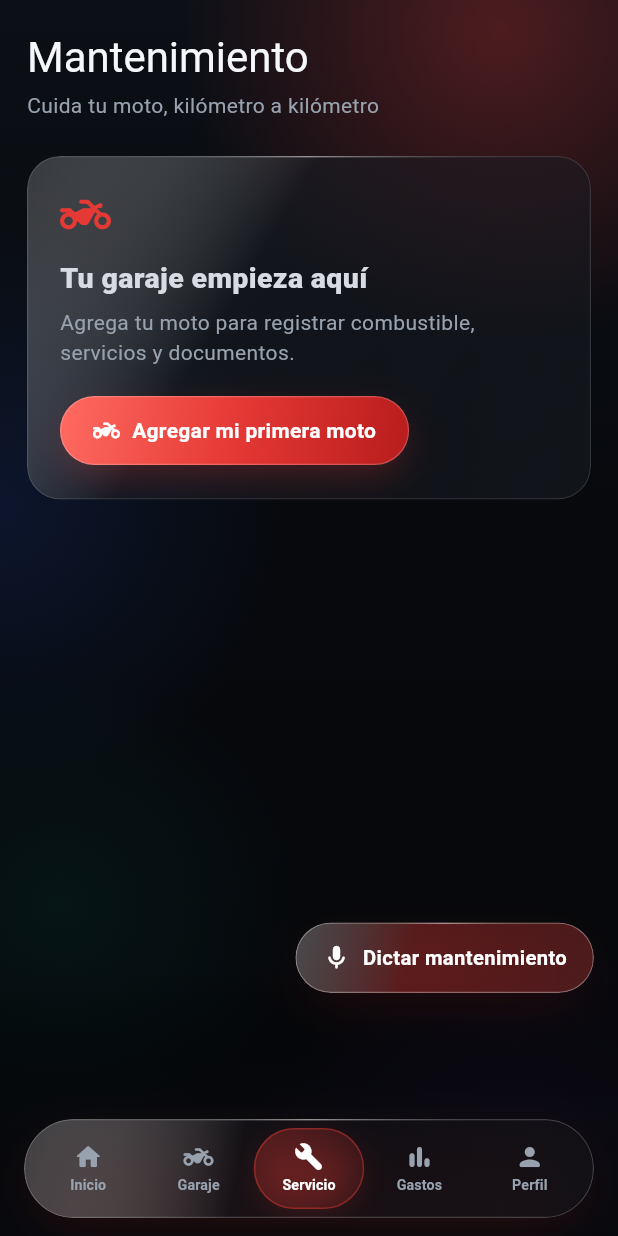
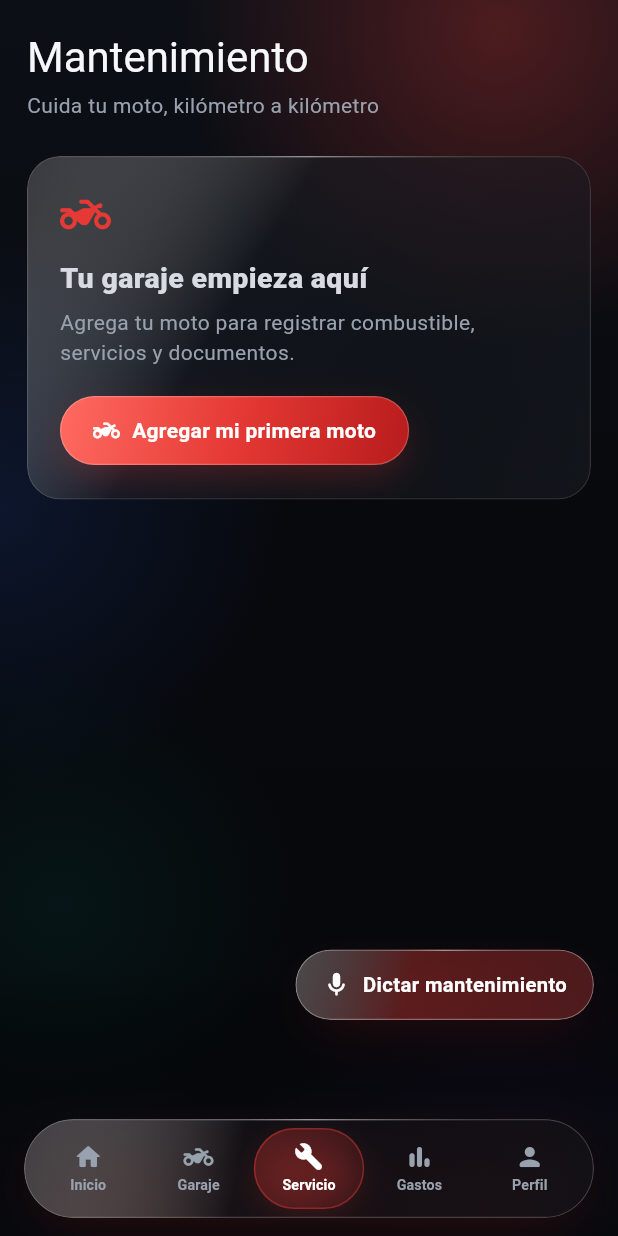
Before and after one commit to DanielELpro321/Mi-garaje-app, a Flutter app: the screen it shows after launch, item 3 of the bottom bar chosen, on a phone screen of 412 x 824 dp. Run offline on Flutter 3.47's test engine with Material 3 defaults, Android fonts, the phone set to English and light mode, and no system bars; our stand-ins replace file_picker, image_picker, shared_preferences, speech_to_text; missing offline and left inert: google_mlkit_text_recognition.

Commit message:
fix: move floating dictation button lower (closer to bottom nav)

```diff
--- a/app_flutter/lib/main.dart
+++ b/app_flutter/lib/main.dart
@@ -952,7 +952,7 @@ class _GarageAppState extends State<GarageApp> {
               ),
               floatingActionButton: Padding(
                 padding: EdgeInsets.only(
-                  bottom: MediaQuery.of(context).padding.bottom + 68,
+                  bottom: MediaQuery.of(context).padding.bottom + 50,
                 ),
                 child: switch (_tab) {
                 2 => _LiquidFab(
```
